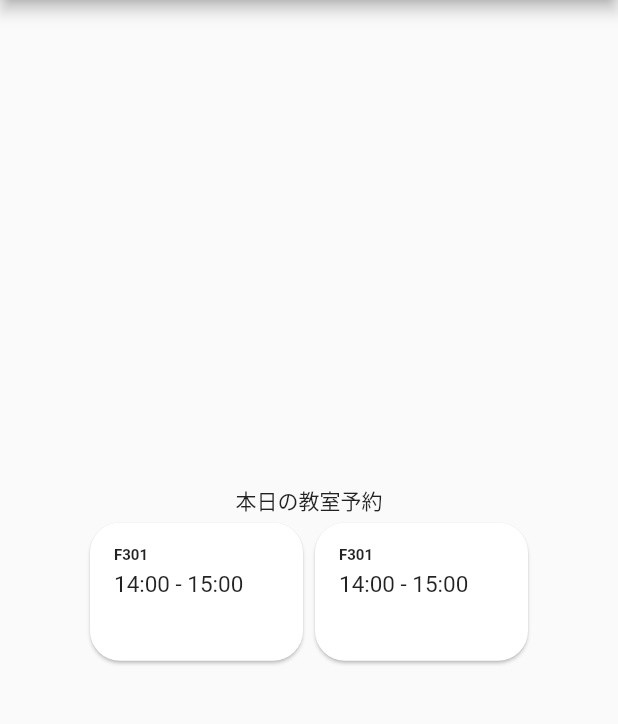
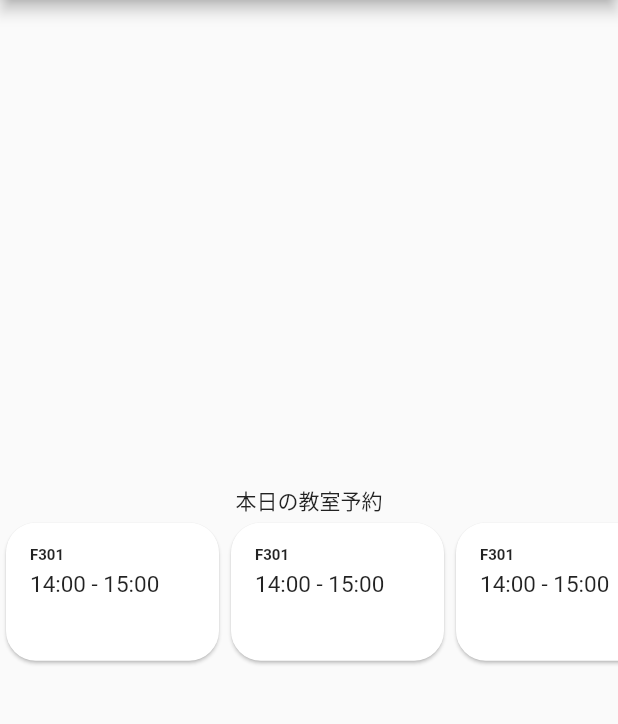
Before and after one commit to v-code-team-pioneer-inc/ccrs-mobile, a Flutter app: the screen it shows after launch, on a phone screen of 412 x 824 dp, the part 84-808 px from its top. Run offline on Flutter 3.47's test engine with Material 2 defaults, Android fonts, the phone set to English and light mode, and no system bars.

Commit message:
[ADD]カードを横並び

```diff
--- a/lib/main.dart
+++ b/lib/main.dart
@@ -43,13 +43,17 @@ class _MyHomePageState extends State<MyHomePage> {
             const Text(
               '本日の教室予約',
             ),
-            Row(
-              mainAxisAlignment: MainAxisAlignment.center,
-              crossAxisAlignment: CrossAxisAlignment.start,
-              children: const <Widget>[
-                TodayAvailableClassroomCard(),
-                TodayAvailableClassroomCard(),
-              ],
+            SizedBox(
+              height: 100,
+              child: ListView(
+                scrollDirection: Axis.horizontal,
+                children: const [
+                  TodayAvailableClassroomCard(),
+                  TodayAvailableClassroomCard(),
+                  TodayAvailableClassroomCard(),
+                  TodayAvailableClassroomCard(),
+                ],
+              ),
             ),
           ],
         ),
```
